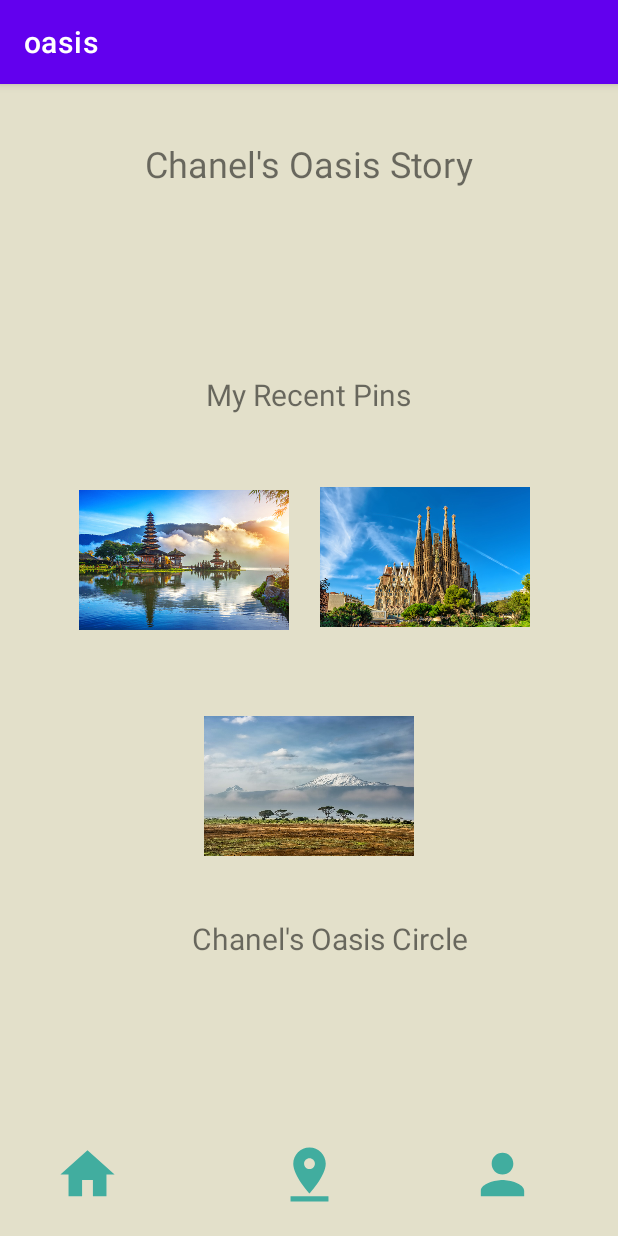
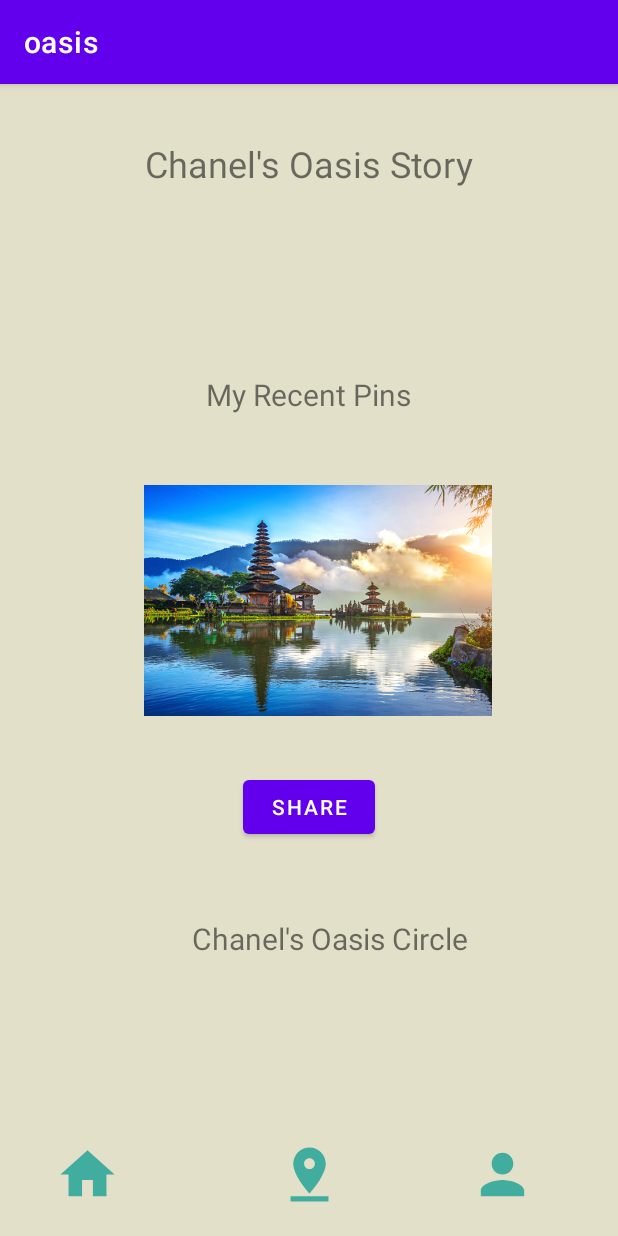
Before and after one commit to Dianique/oasis_part2, an Android app: the screen it shows after launch (MainActivity), after a tap on an icon or button, on a phone screen of 412 x 824 dp. Run offline under Robolectric (Android 15) with nearby library versions, the phone set to English and light mode, and no system bars.

Commit message:
Add-in for recyclerview with the fragments/nav.

```diff
--- a/app/src/main/java/com/example/oasis/MainActivity.kt
+++ b/app/src/main/java/com/example/oasis/MainActivity.kt
@@ -2,10 +2,16 @@ package com.example.oasis
 
 import androidx.appcompat.app.AppCompatActivity
 import android.os.Bundle
+import androidx.recyclerview.widget.RecyclerView
+import com.example.oasis.mainFeed.TravelStoriesData
 
 class MainActivity : AppCompatActivity() {
     override fun onCreate(savedInstanceState: Bundle?) {
         super.onCreate(savedInstanceState)
         setContentView(R.layout.activity_main)
+
+
+
+
     }
 }
--- a/app/src/main/java/com/example/oasis/mainFeed/TravelFeedAdapter.kt
+++ b/app/src/main/java/com/example/oasis/mainFeed/TravelFeedAdapter.kt
@@ -1,5 +1,6 @@
 package com.example.oasis.mainFeed
 
+import android.annotation.SuppressLint
 import android.util.Log
 import android.view.LayoutInflater
 import android.view.View
@@ -7,26 +8,25 @@ import android.view.ViewGroup
 import android.widget.*
 import androidx.recyclerview.widget.RecyclerView
 import com.example.oasis.R
-import com.example.oasis.mainFeed.TravelFeedAdapter.*
 
-class TravelFeedAdapter(
-    private val imageList: MutableList<Int>,
-    private val onClickListener: OnClickListner
+class TravelFeedAdapter(private val imageList: MutableList<TravelStoriesData>,
+  //  private val onClickListener: onClickListner
 ) :
-    RecyclerView.Adapter<ItemViewHolder>() {
+    RecyclerView.Adapter<TravelFeedAdapter.ItemViewHolder>() {
 
-    interface OnClickListner {
-        fun itemViewClicked(position: Int)
-    }
+
+    //interface onClickListner {
+    //  fun itemViewClicked(position: Int)
+
 
     inner class ItemViewHolder(view: View) : RecyclerView.ViewHolder(view) {//create an inner class
         //Each individual element in the list is defined by a view holder object. When the view holder is created, it doesn't have any data associated with it.
         // After the view holder is created, the RecyclerView binds it to its data.
         // You define the view holder by extending RecyclerView.ViewHolder
 
-        val travelName:TextView = view.findViewById(R.id.destination_name)
-        val userName:TextView = view.findViewById(R.id.user_name)
-        var destinationImage:ImageView = view.findViewById(R.id.destination_image)
+        val travelName: TextView = view.findViewById(R.id.destination_name)
+        val userName: TextView = view.findViewById(R.id.user_name)
+        var destinationImage: ImageView = view.findViewById(R.id.destination_image)
 
         // Provide a reference to the views for each data item
         // Complex data items may need more than one view per item, and
@@ -42,23 +42,35 @@ class TravelFeedAdapter(
         return ItemViewHolder(adapterLayout)
     }
 
-    override fun onBindViewHolder(holder: ItemViewHolder, position: Int) { //onBindViewHolder called by recyclerView to bind data to Viewholder and fill in layout.
+    @SuppressLint("ResourceType")
+    override fun onBindViewHolder(
+        holder: ItemViewHolder,
+        position: Int, ) { //onBindViewHolder called by recyclerView to bind data to Viewholder and fill in layout.
 
-        holder.travelName.text.toString()
-        holder.userName.text.toString()
-        val images = imageList[position]
-        holder.destinationImage.setImageResource(images)
+        val travel = imageList[position]
+        holder.travelName.text = "${travel.travelLocation}"
+        holder.userName.text = "${travel.traveler}"
+        holder.destinationImage.setImageResource(travel.travelImage)
+        //val resourceImage = getResources()
 
-        holder.itemView.setOnClickListener { //WILL NEED TO NAVIGATE FROM TRAVEL FEED TO PIN IT PAGES. When each recycler view line is clicked, the nav controller travels to fragmentTwo.
-            onClickListener.itemViewClicked(position)
+
+
+        //
+        //  holder.destinationImage.setImageResource(images)
+        Log.i("TravelFeedAdapter", "Prints to travel image")
+
+        //  holder.itemView.setOnClickListener { //WILL NEED TO NAVIGATE FROM TRAVEL FEED TO PIN IT PAGES. When each recycler view line is clicked, the nav controller travels to fragmentTwo.
+        //    onClickListener.itemViewClicked(position)
         //must create a holder, which serves as a wrapper for the views and return back To-Do (in its class) item that I named myData
         //typelist[position] helps to find the right TO-DO object from the dataset based on position/order
-        Log.i("ItemAdapter", "Prints to do")
+        // Log.i("ItemAdapter", "Prints to do")
 
         //   holder.itemView.setOnClickListener { //When each recycler view line is clicked, the nav controller travels to fragmentTwo.
         //       onClickListener.itemViewClicked(position)
+
+
     }
-    }
+
     override fun getItemCount(): Int {
         return imageList.size
     }
--- a/app/src/main/java/com/example/oasis/mainFeed/TravelStoriesData.kt
+++ b/app/src/main/java/com/example/oasis/mainFeed/TravelStoriesData.kt
@@ -1,6 +1,3 @@
 package com.example.oasis.mainFeed
 
-data class TravelStoriesData (var travelImage: Int)
-
-//var travelLocation: String
-// var traveler: String
+data class TravelStoriesData (var travelImage: Int, var travelLocation: String, var traveler: String)
--- a/app/src/main/java/com/example/oasis/navigation/MainFeedFragment.kt
+++ b/app/src/main/java/com/example/oasis/navigation/MainFeedFragment.kt
@@ -1,14 +1,19 @@
 package com.example.oasis.navigation
 
 import android.os.Bundle
-import android.text.Layout
 import androidx.fragment.app.Fragment
 import android.view.LayoutInflater
 import android.view.View
 import android.view.ViewGroup
 import android.widget.ImageView
+
 import androidx.navigation.fragment.findNavController
+import androidx.recyclerview.widget.LinearLayoutManager
+import androidx.recyclerview.widget.RecyclerView
 import com.example.oasis.R
+import com.example.oasis.mainFeed.TravelFeedAdapter
+
+import com.example.oasis.mainFeed.TravelStoriesData
 
 // TODO: Rename parameter arguments, choose names that match
 // the fragment initialization parameters, e.g. ARG_ITEM_NUMBER
@@ -21,31 +26,51 @@ private const val ARG_PARAM2 = "param2"
  * create an instance of this fragment.
  */
 class MainFeedFragment : Fragment() {
+    //  private val viewModel: MainFeedViewModel by activityViewModels()
+
 
     override fun onCreateView(
         inflater: LayoutInflater, container: ViewGroup?,
-        savedInstanceState: Bundle?
+        savedInstanceState: Bundle?,
     ): View? {
+
         // Inflate the layout for this fragment
         return inflater.inflate(R.layout.fragment_main_feed, container, false)
+
+
     }
 
     override fun onViewCreated(view: View, savedInstanceState: Bundle?) {
         super.onViewCreated(view, savedInstanceState)
-        view.findViewById<ImageView>(R.id.main_profile_icon).setOnClickListener {
 
-            val mainToProfileFragment =
-                MainFeedFragmentDirections.actionMainFeedFragmentToProfileFragment()
-            findNavController().navigate(mainToProfileFragment)
-        }
 
         view.findViewById<ImageView>(R.id.main_pin_icon).setOnClickListener {
 
             val mainToPinItFragment =
                 MainFeedFragmentDirections.actionMainFeedFragmentToPinItFragment3()
             findNavController().navigate(mainToPinItFragment)
+
+
+        }
+
+        view.findViewById<ImageView>(R.id.main_profile_icon).setOnClickListener {
+
+            val mainToProfile = MainFeedFragmentDirections.actionMainFeedFragmentToProfileFragment()
+            findNavController().navigate(mainToProfile)
+        }
+        val travelLists = mutableListOf(
+            TravelStoriesData(R.drawable.bali, "Bali", "Dia's Oasis"),
+            TravelStoriesData(R.drawable.amboseli, "Kenya", "Daniel's Oasis"),
+            TravelStoriesData(R.drawable.barcelona, "Barcelona", "Max's Oasis")
+
+        )
+
+        val rV = view.findViewById<RecyclerView>(R.id.recycler_view)
+        rV.apply {
+            layoutManager = LinearLayoutManager(context)
+            adapter = TravelFeedAdapter(travelLists)
+
         }
     }
 
-
 }
--- a/app/src/main/java/com/example/oasis/navigation/PinItFragment.kt
+++ b/app/src/main/java/com/example/oasis/navigation/PinItFragment.kt
@@ -1,7 +1,6 @@
 package com.example.oasis.navigation
 
 import android.os.Bundle
-import android.text.Layout
 import androidx.fragment.app.Fragment
 import android.view.LayoutInflater
 import android.view.View
@@ -29,6 +28,7 @@ class PinItFragment : Fragment() {
         // Inflate the layout for this fragment
         return inflater.inflate(R.layout.fragment_pin_it, container, false)
     }
+
     override fun onViewCreated(view: View, savedInstanceState: Bundle?) {
         super.onViewCreated(view, savedInstanceState)
         view.findViewById<ImageView>(R.id.home_icon_pinIt).setOnClickListener {
@@ -37,10 +37,9 @@ class PinItFragment : Fragment() {
             findNavController().navigate(pinToMainFeed)
         }
         view.findViewById<ImageView>(R.id.profile_icon_pinIt).setOnClickListener {
+
             val pinToProfile = PinItFragmentDirections.actionPinItFragmentToProfileFragment()
             findNavController().navigate(pinToProfile)
-
-
 
         }
     }
--- a/app/src/main/res/layout/fragment_profile.xml
+++ b/app/src/main/res/layout/fragment_profile.xml
@@ -86,41 +86,27 @@
 
     <ImageView
         android:id="@+id/imageBali"
-        android:layout_width="140dp"
-        android:layout_height="140dp"
+        android:layout_width="232dp"
+        android:layout_height="195dp"
         android:src="@drawable/bali"
         app:layout_constraintBottom_toBottomOf="parent"
         app:layout_constraintEnd_toEndOf="parent"
-        app:layout_constraintHorizontal_bias="0.193"
+        app:layout_constraintHorizontal_bias="0.533"
         app:layout_constraintStart_toStartOf="parent"
         app:layout_constraintTop_toTopOf="parent"
-        app:layout_constraintVertical_bias="0.394"
+        app:layout_constraintVertical_bias="0.431"
         tools:src="@tools:sample/avatars" />
 
-    <ImageView
-        android:id="@+id/imageAmboseli"
-        android:layout_width="140dp"
-        android:layout_height="140dp"
-        android:src="@drawable/amboseli"
+    <Button
+        android:id="@+id/shareButton"
+        android:layout_width="wrap_content"
+        android:layout_height="wrap_content"
+        android:text="Share"
         app:layout_constraintBottom_toBottomOf="parent"
         app:layout_constraintEnd_toEndOf="parent"
         app:layout_constraintStart_toStartOf="parent"
         app:layout_constraintTop_toTopOf="parent"
-        app:layout_constraintVertical_bias="0.634"
-        tools:src="@tools:sample/avatars" />
-
-    <ImageView
-        android:id="@+id/imageBarcelona"
-        android:layout_width="140dp"
-        android:layout_height="140dp"
-        android:src="@drawable/barcelona"
-        app:layout_constraintBottom_toBottomOf="parent"
-        app:layout_constraintEnd_toEndOf="parent"
-        app:layout_constraintHorizontal_bias="0.785"
-        app:layout_constraintStart_toStartOf="parent"
-        app:layout_constraintTop_toTopOf="parent"
-        app:layout_constraintVertical_bias="0.391"
-        tools:src="@tools:sample/avatars" />
+        app:layout_constraintVertical_bias="0.636" />
 
 
 </androidx.constraintlayout.widget.ConstraintLayout>
--- a/app/src/main/res/navigation/nav_graph.xml
+++ b/app/src/main/res/navigation/nav_graph.xml
@@ -10,6 +10,11 @@
         android:name="com.example.oasis.navigation.ProfileFragment"
         android:label="fragment_profile"
         tools:layout="@layout/fragment_profile" >
+        <argument
+
+            android:name="baliImageView"
+            android:defaultValue=""
+            app:argType="string"></argument>
         <action
             android:id="@+id/action_profileFragment_to_mainFeedFragment"
             app:destination="@id/mainFeedFragment" />
@@ -22,12 +27,13 @@
         android:name="com.example.oasis.navigation.MainFeedFragment"
         android:label="fragment_main_feed"
         tools:layout="@layout/fragment_main_feed" >
+
+        <action
+            android:id="@+id/action_mainFeedFragment_to_pinItFragment3"
+            app:destination="@id/pinItFragment" />
         <action
             android:id="@+id/action_mainFeedFragment_to_profileFragment"
             app:destination="@id/profileFragment" />
-        <action
-            android:id="@+id/action_mainFeedFragment_to_pinItFragment3"
-            app:destination="@id/pinItFragment" />
     </fragment>
     <fragment
         android:id="@+id/pinItFragment"
```
Also changed, not shown: app/src/main/java/com/example/oasis/navigation/ProfileFragment.kt (+13 -17 lines), app/src/main/res/layout/display_view.xml (+13 -9 lines). Lines whose indentation alone changed are shown as unchanged.
